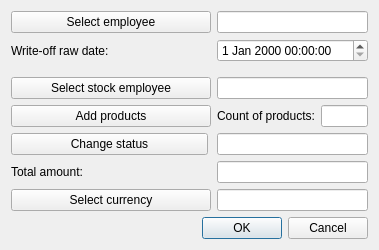
First picture: the form in OrmasAdmin/OrmasAdmin/CreateWOffRDlg.ui, repository Dalerjon/TheOrmasProejct, before the edit.
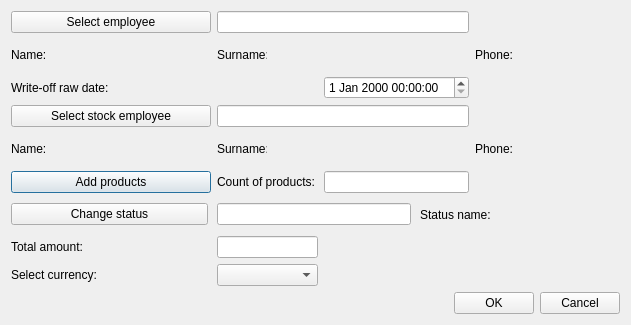
Second picture: the form after the edit.

What changed in the file:
```diff
--- a/OrmasAdmin/OrmasAdmin/CreateWOffRDlg.ui
+++ b/OrmasAdmin/OrmasAdmin/CreateWOffRDlg.ui
@@ -6,8 +6,8 @@
    <rect>
     <x>0</x>
     <y>0</y>
-    <width>379</width>
-    <height>250</height>
+    <width>631</width>
+    <height>325</height>
    </rect>
   </property>
   <property name="windowTitle">
@@ -32,28 +32,162 @@
    <property name="bottomMargin">
     <number>11</number>
    </property>
-   <item row="7" column="1" colspan="2">
-    <widget class="QLineEdit" name="currencyEdit">
-     <property name="readOnly">
-      <bool>true</bool>
+   <item row="4" column="3">
+    <widget class="QLabel" name="empStockSurnamePh">
+     <property name="minimumSize">
+      <size>
+       <width>100</width>
+       <height>0</height>
+      </size>
      </property>
+     <property name="font">
+      <font>
+       <family>Times New Roman</family>
+       <pointsize>12</pointsize>
+       <weight>75</weight>
+       <italic>true</italic>
+       <bold>true</bold>
+      </font>
+     </property>
+     <property name="text">
+      <string/>
+     </property>
     </widget>
    </item>
-   <item row="6" column="0">
-    <widget class="QLabel" name="sumLb">
+   <item row="4" column="4">
+    <widget class="QLabel" name="empStockPhoneLb">
      <property name="text">
-      <string>Total amount:</string>
+      <string>Phone:</string>
      </property>
     </widget>
    </item>
-   <item row="1" column="0">
+   <item row="4" column="5">
+    <widget class="QLabel" name="empStockPhonePh">
+     <property name="minimumSize">
+      <size>
+       <width>100</width>
+       <height>0</height>
+      </size>
+     </property>
+     <property name="font">
+      <font>
+       <family>Times New Roman</family>
+       <pointsize>12</pointsize>
+       <weight>75</weight>
+       <italic>true</italic>
+       <bold>true</bold>
+      </font>
+     </property>
+     <property name="text">
+      <string/>
+     </property>
+    </widget>
+   </item>
+   <item row="5" column="0" colspan="2">
+    <widget class="QPushButton" name="addProdBtn">
+     <property name="text">
+      <string>Add products</string>
+     </property>
+    </widget>
+   </item>
+   <item row="5" column="2">
+    <widget class="QLabel" name="prodCountLb">
+     <property name="text">
+      <string>Count of products:</string>
+     </property>
+    </widget>
+   </item>
+   <item row="1" column="2">
+    <widget class="QLabel" name="empSurnameLb">
+     <property name="minimumSize">
+      <size>
+       <width>50</width>
+       <height>0</height>
+      </size>
+     </property>
+     <property name="maximumSize">
+      <size>
+       <width>50</width>
+       <height>16777215</height>
+      </size>
+     </property>
+     <property name="text">
+      <string>Surname:</string>
+     </property>
+    </widget>
+   </item>
+   <item row="4" column="2">
+    <widget class="QLabel" name="empStockSurnameLb">
+     <property name="minimumSize">
+      <size>
+       <width>50</width>
+       <height>0</height>
+      </size>
+     </property>
+     <property name="maximumSize">
+      <size>
+       <width>50</width>
+       <height>16777215</height>
+      </size>
+     </property>
+     <property name="text">
+      <string>Surname:</string>
+     </property>
+    </widget>
+   </item>
+   <item row="4" column="1">
+    <widget class="QLabel" name="empStockNamePh">
+     <property name="minimumSize">
+      <size>
+       <width>100</width>
+       <height>0</height>
+      </size>
+     </property>
+     <property name="font">
+      <font>
+       <family>Times New Roman</family>
+       <pointsize>12</pointsize>
+       <weight>75</weight>
+       <italic>true</italic>
+       <bold>true</bold>
+      </font>
+     </property>
+     <property name="text">
+      <string/>
+     </property>
+    </widget>
+   </item>
+   <item row="2" column="0" colspan="2">
     <widget class="QLabel" name="dateLb">
      <property name="text">
       <string>Write-off raw date:</string>
      </property>
     </widget>
    </item>
-   <item row="3" column="1" colspan="2">
+   <item row="0" column="0" colspan="2">
+    <widget class="QPushButton" name="employeeBtn">
+     <property name="minimumSize">
+      <size>
+       <width>200</width>
+       <height>0</height>
+      </size>
+     </property>
+     <property name="text">
+      <string>Select employee</string>
+     </property>
+    </widget>
+   </item>
+   <item row="2" column="3">
+    <widget class="QDateTimeEdit" name="dateEdit"/>
+   </item>
+   <item row="3" column="0" colspan="2">
+    <widget class="QPushButton" name="stockEmployeeBtn">
+     <property name="text">
+      <string>Select stock employee</string>
+     </property>
+    </widget>
+   </item>
+   <item row="3" column="2" colspan="2">
     <widget class="QLineEdit" name="stockEmployeeEdit">
      <property name="toolTip">
       <string>&lt;html&gt;&lt;head/&gt;&lt;body&gt;&lt;p&gt;Enter employee ID&lt;/p&gt;&lt;/body&gt;&lt;/html&gt;</string>
@@ -63,7 +197,14 @@
      </property>
     </widget>
    </item>
-   <item row="8" column="0" colspan="3">
+   <item row="5" column="3">
+    <widget class="QLineEdit" name="prodCountEdit">
+     <property name="readOnly">
+      <bool>true</bool>
+     </property>
+    </widget>
+   </item>
+   <item row="9" column="0" colspan="6">
     <layout class="QHBoxLayout" name="horizontalLayout">
      <item>
       <spacer name="horizontalSpacer">
@@ -94,7 +235,14 @@
      </item>
     </layout>
    </item>
-   <item row="0" column="1" colspan="2">
+   <item row="1" column="4">
+    <widget class="QLabel" name="empPhoneLb">
+     <property name="text">
+      <string>Phone:</string>
+     </property>
+    </widget>
+   </item>
+   <item row="0" column="2" colspan="2">
     <widget class="QLineEdit" name="employeeEdit">
      <property name="toolTip">
       <string>&lt;html&gt;&lt;head/&gt;&lt;body&gt;&lt;p&gt;Enter client ID&lt;/p&gt;&lt;/body&gt;&lt;/html&gt;</string>
@@ -104,86 +252,7 @@
      </property>
     </widget>
    </item>
-   <item row="1" column="1" colspan="2">
-    <widget class="QDateTimeEdit" name="dateEdit"/>
-   </item>
-   <item row="4" column="1">
-    <widget class="QLabel" name="prodCountLb">
-     <property name="text">
-      <string>Count of products:</string>
-     </property>
-    </widget>
-   </item>
-   <item row="7" column="0">
-    <widget class="QPushButton" name="currencyBtn">
-     <property name="text">
-      <string>Select currency</string>
-     </property>
-    </widget>
-   </item>
-   <item row="0" column="0">
-    <widget class="QPushButton" name="employeeBtn">
-     <property name="minimumSize">
-      <size>
-       <width>200</width>
-       <height>0</height>
-      </size>
-     </property>
-     <property name="text">
-      <string>Select employee</string>
-     </property>
-    </widget>
-   </item>
-   <item row="4" column="0">
-    <widget class="QPushButton" name="addProdBtn">
-     <property name="text">
-      <string>Add products</string>
-     </property>
-    </widget>
-   </item>
-   <item row="4" column="2">
-    <widget class="QLineEdit" name="prodCountEdit">
-     <property name="readOnly">
-      <bool>true</bool>
-     </property>
-    </widget>
-   </item>
-   <item row="6" column="1" colspan="2">
-    <widget class="QLineEdit" name="sumEdit">
-     <property name="readOnly">
-      <bool>true</bool>
-     </property>
-    </widget>
-   </item>
-   <item row="2" column="0" colspan="3">
-    <widget class="QWidget" name="execDateWidget" native="true">
-     <layout class="QHBoxLayout" name="horizontalLayout_2">
-      <property name="spacing">
-       <number>9</number>
-      </property>
-      <property name="leftMargin">
-       <number>0</number>
-      </property>
-      <property name="topMargin">
-       <number>0</number>
-      </property>
-      <property name="rightMargin">
-       <number>0</number>
-      </property>
-      <property name="bottomMargin">
-       <number>0</number>
-      </property>
-     </layout>
-    </widget>
-   </item>
-   <item row="3" column="0">
-    <widget class="QPushButton" name="stockEmployeeBtn">
-     <property name="text">
-      <string>Select stock employee</string>
-     </property>
-    </widget>
-   </item>
-   <item row="5" column="0" colspan="3">
+   <item row="6" column="0" colspan="6">
     <widget class="QWidget" name="statusWidget" native="true">
      <layout class="QHBoxLayout" name="horizontalLayout_3">
       <property name="spacing">
@@ -227,9 +296,166 @@
         </property>
        </widget>
       </item>
+      <item>
+       <widget class="QLabel" name="statusLb">
+        <property name="text">
+         <string>Status name:</string>
+        </property>
+       </widget>
+      </item>
+      <item>
+       <widget class="QLabel" name="statusPh">
+        <property name="minimumSize">
+         <size>
+          <width>120</width>
+          <height>0</height>
+         </size>
+        </property>
+        <property name="font">
+         <font>
+          <family>Times New Roman</family>
+          <pointsize>12</pointsize>
+          <weight>75</weight>
+          <italic>true</italic>
+          <bold>true</bold>
+         </font>
+        </property>
+        <property name="text">
+         <string/>
+        </property>
+       </widget>
+      </item>
      </layout>
     </widget>
    </item>
+   <item row="1" column="5">
+    <widget class="QLabel" name="empPhonePh">
+     <property name="minimumSize">
+      <size>
+       <width>100</width>
+       <height>0</height>
+      </size>
+     </property>
+     <property name="font">
+      <font>
+       <family>Times New Roman</family>
+       <pointsize>12</pointsize>
+       <weight>75</weight>
+       <italic>true</italic>
+       <bold>true</bold>
+      </font>
+     </property>
+     <property name="text">
+      <string/>
+     </property>
+    </widget>
+   </item>
+   <item row="4" column="0">
+    <widget class="QLabel" name="empStockNameLb">
+     <property name="minimumSize">
+      <size>
+       <width>50</width>
+       <height>0</height>
+      </size>
+     </property>
+     <property name="maximumSize">
+      <size>
+       <width>50</width>
+       <height>16777215</height>
+      </size>
+     </property>
+     <property name="text">
+      <string>Name:</string>
+     </property>
+    </widget>
+   </item>
+   <item row="1" column="0">
+    <widget class="QLabel" name="empNameLb">
+     <property name="minimumSize">
+      <size>
+       <width>50</width>
+       <height>0</height>
+      </size>
+     </property>
+     <property name="maximumSize">
+      <size>
+       <width>50</width>
+       <height>16777215</height>
+      </size>
+     </property>
+     <property name="text">
+      <string>Name:</string>
+     </property>
+    </widget>
+   </item>
+   <item row="1" column="3">
+    <widget class="QLabel" name="empSurnamePh">
+     <property name="minimumSize">
+      <size>
+       <width>100</width>
+       <height>0</height>
+      </size>
+     </property>
+     <property name="font">
+      <font>
+       <family>Times New Roman</family>
+       <pointsize>12</pointsize>
+       <weight>75</weight>
+       <italic>true</italic>
+       <bold>true</bold>
+      </font>
+     </property>
+     <property name="text">
+      <string/>
+     </property>
+    </widget>
+   </item>
+   <item row="1" column="1">
+    <widget class="QLabel" name="empNamePh">
+     <property name="minimumSize">
+      <size>
+       <width>100</width>
+       <height>0</height>
+      </size>
+     </property>
+     <property name="font">
+      <font>
+       <family>Times New Roman</family>
+       <pointsize>12</pointsize>
+       <weight>75</weight>
+       <italic>true</italic>
+       <bold>true</bold>
+      </font>
+     </property>
+     <property name="text">
+      <string/>
+     </property>
+    </widget>
+   </item>
+   <item row="8" column="2">
+    <widget class="QComboBox" name="currencyCmb"/>
+   </item>
+   <item row="7" column="2">
+    <widget class="QLineEdit" name="sumEdit">
+     <property name="readOnly">
+      <bool>true</bool>
+     </property>
+    </widget>
+   </item>
+   <item row="8" column="0" colspan="2">
+    <widget class="QLabel" name="currencyLb">
+     <property name="text">
+      <string>Select currency:</string>
+     </property>
+    </widget>
+   </item>
+   <item row="7" column="0" colspan="2">
+    <widget class="QLabel" name="sumLb">
+     <property name="text">
+      <string>Total amount:</string>
+     </property>
+    </widget>
+   </item>
   </layout>
  </widget>
  <tabstops>
```
Left out of the diff: 6 changed lines with no effect on the pictures.
